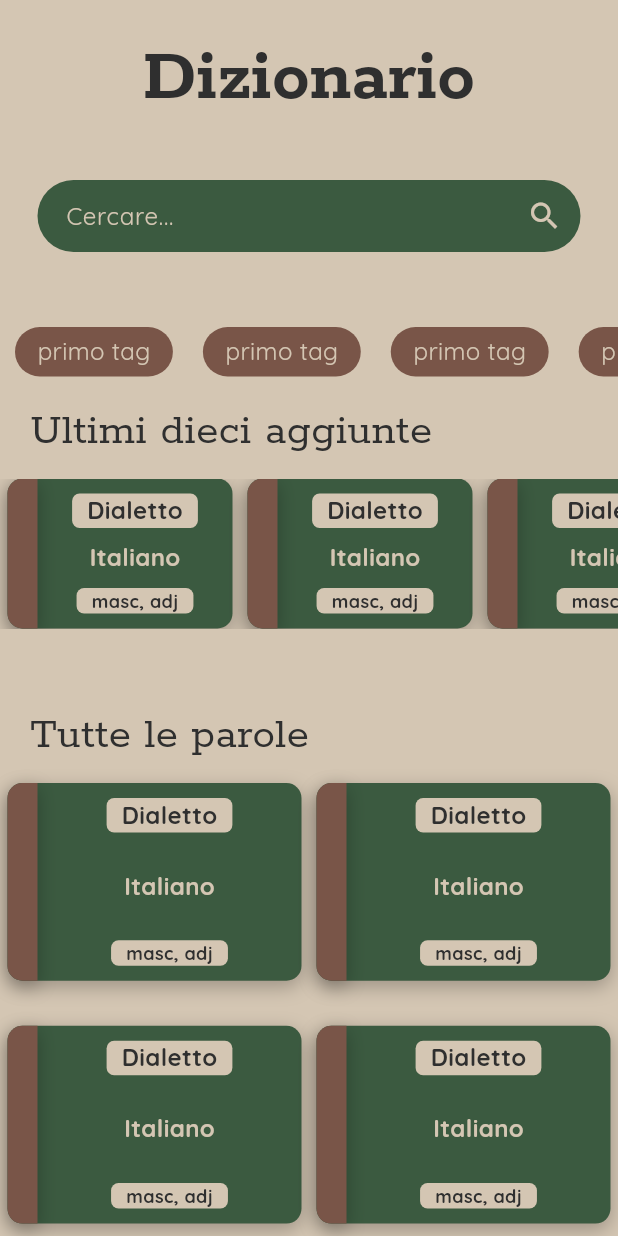
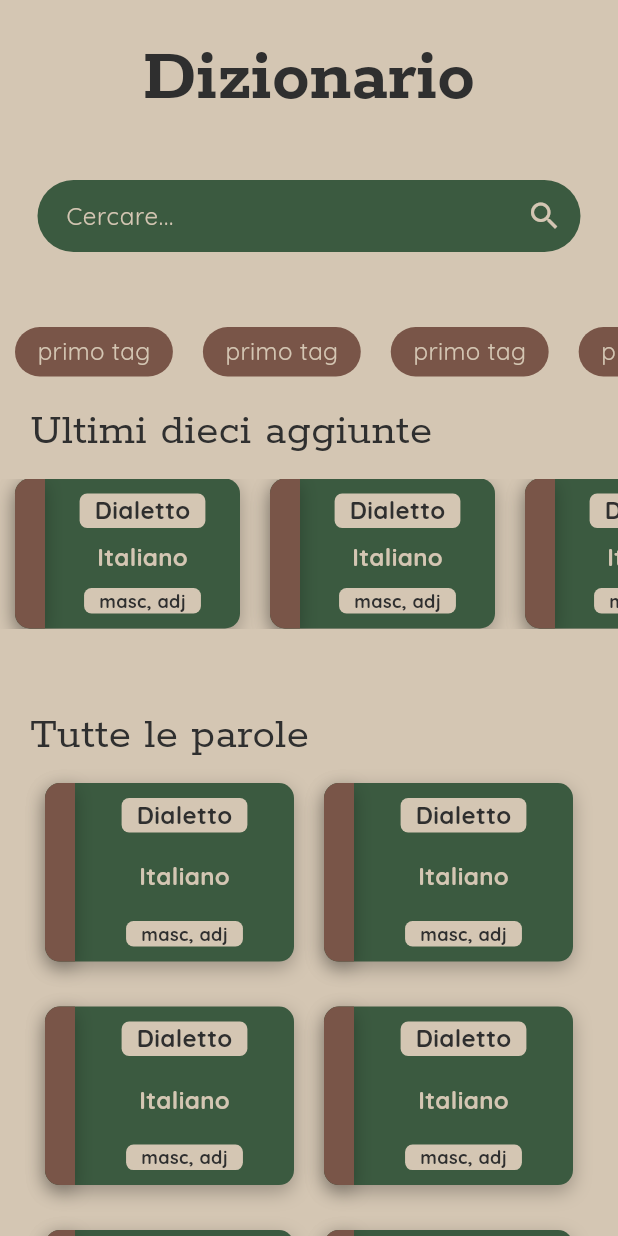
Before and after one commit to Blackfight-Studios/radici-parlate, a Flutter app: the DictionaryScreen screen opened directly, on a phone screen of 412 x 824 dp. Run offline on Flutter 3.47's test engine with Material 3 defaults, Android fonts, the phone set to English and light mode, and no system bars.

Commit message:
Change  Word and Grid Containers
- Added a padding  to Grid Container
- Added a paddinf to Word Card

```diff
--- a/lib/widgets/dictionary/grid_container.dart
+++ b/lib/widgets/dictionary/grid_container.dart
@@ -21,6 +21,7 @@ class GridContainer extends StatelessWidget {
         children: [
           Padding(padding: const EdgeInsets.only(left: 20, bottom: 10), child: Text(gridTitle, style: TextStyle(fontSize: 30, fontFamily: "Rokkitt", fontWeight: FontWeight.normal))),
           GridView.builder(
+            padding: EdgeInsets.symmetric(horizontal: 20),
             physics: const NeverScrollableScrollPhysics(),
             shrinkWrap: true,
             gridDelegate: SliverGridDelegateWithFixedCrossAxisCount(
--- a/lib/widgets/dictionary/word_card.dart
+++ b/lib/widgets/dictionary/word_card.dart
@@ -8,7 +8,7 @@ class WordCard extends StatelessWidget {
 
   @override
   Widget build(BuildContext context) {
-    return Padding(padding: const EdgeInsets.only(right: 5, left: 5),
+    return Padding(padding: const EdgeInsets.only(right: 10, left: 10),
       child: Container(
         constraints: const BoxConstraints(
           maxHeight: 100,
```
